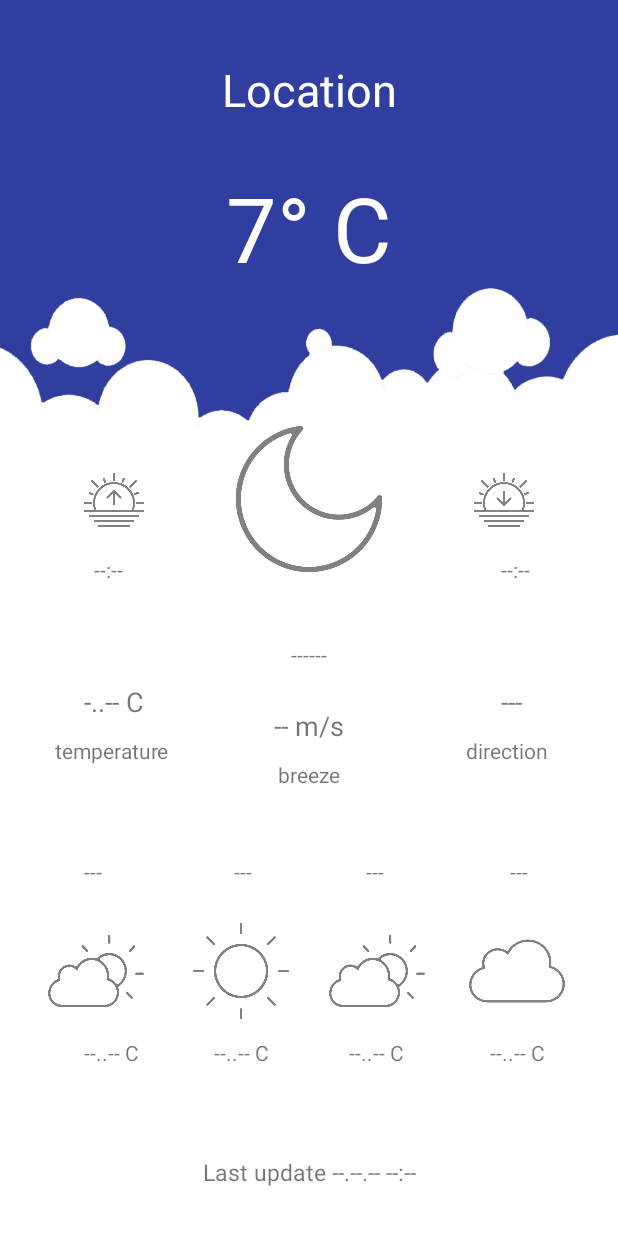
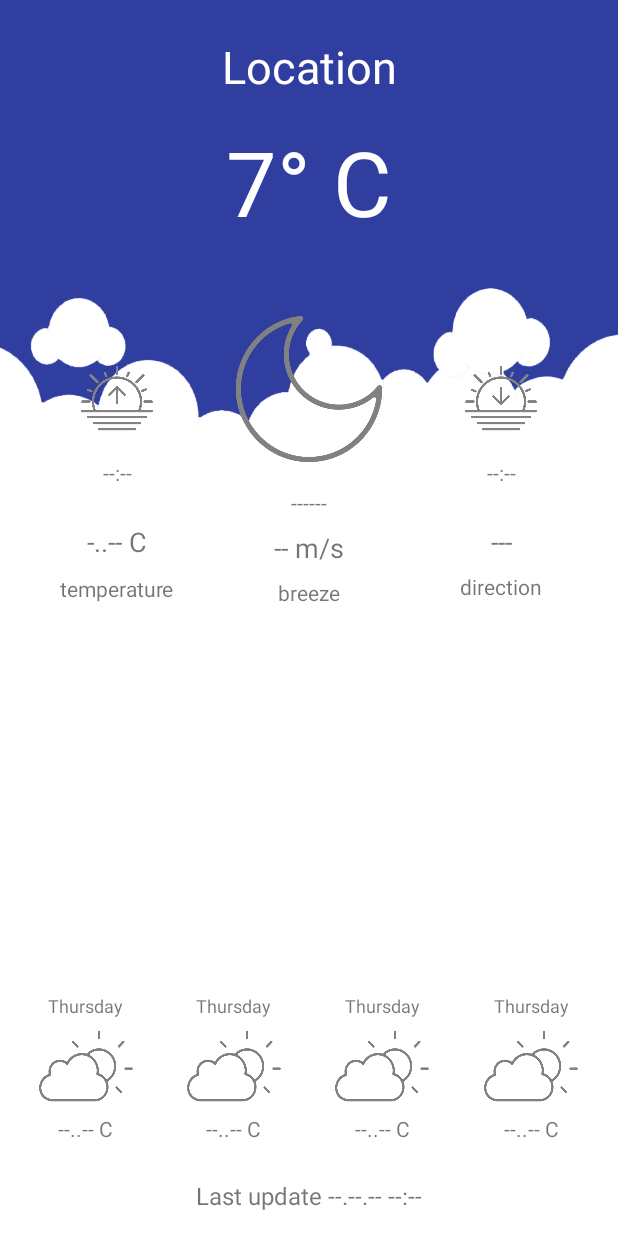
Before and after one commit to MihaiCapra/WeatherApp, an Android app: the layout activity_main.xml on its own in the app's theme, with its tools: preview values and no code run, on a phone screen of 412 x 824 dp. Run offline under Robolectric (Android 15) with nearby library versions, the phone set to English and light mode, and no system bars.

Commit message:
refactor design layout, request data from json

```diff
--- a/app/build.gradle
+++ b/app/build.gradle
@@ -24,6 +24,12 @@ dependencies {
     implementation 'com.android.support.constraint:constraint-layout:1.0.2'
     implementation 'io.nlopez.smartlocation:library:3.3.3'
     implementation 'com.google.android.gms:play-services-location:11.4.2'
+    implementation 'com.squareup.retrofit2:retrofit:2.3.0'
+    implementation 'com.squareup.retrofit2:converter-gson:2.3.0'
+    implementation 'com.google.code.gson:gson:2.8.2'
+    implementation 'com.squareup.okhttp3:okhttp:3.9.1'
+    implementation 'com.squareup.okhttp3:logging-interceptor:3.9.0'
+    implementation 'com.github.ankitdubey021:GPSTracker:1.1'
     testImplementation 'junit:junit:4.12'
     androidTestImplementation 'com.android.support.test:runner:1.0.1'
     androidTestImplementation 'com.android.support.test.espresso:espresso-core:3.0.1'
--- a/app/src/main/res/layout/activity_main.xml
+++ b/app/src/main/res/layout/activity_main.xml
@@ -21,332 +21,321 @@
         android:id="@+id/location"
         android:layout_width="wrap_content"
         android:layout_height="wrap_content"
+        android:layout_marginEnd="8dp"
+        android:layout_marginStart="8dp"
+        android:layout_marginTop="24dp"
         android:text="@string/location"
         android:textColor="#ffffff"
         android:textSize="30sp"
-        app:layout_constraintBottom_toBottomOf="parent"
-        app:layout_constraintLeft_toLeftOf="parent"
-        app:layout_constraintRight_toRightOf="parent"
-        app:layout_constraintTop_toTopOf="parent"
-        app:layout_constraintVertical_bias="0.050000012" />
+        app:layout_constraintEnd_toEndOf="parent"
+        app:layout_constraintStart_toStartOf="parent"
+        app:layout_constraintTop_toTopOf="parent" />
 
     <TextView
         android:id="@+id/temperature"
         android:layout_width="wrap_content"
         android:layout_height="wrap_content"
+        android:layout_marginEnd="8dp"
+        android:layout_marginStart="8dp"
+        android:layout_marginTop="16dp"
         android:text="@string/_7_u00b0_c"
         android:textColor="#ffffff"
         android:textSize="60sp"
-        app:layout_constraintBottom_toBottomOf="parent"
-        app:layout_constraintLeft_toLeftOf="parent"
-        app:layout_constraintRight_toRightOf="parent"
-        app:layout_constraintTop_toTopOf="parent"
-        app:layout_constraintVertical_bias="0.15" />
+        app:layout_constraintEnd_toEndOf="parent"
+        app:layout_constraintStart_toStartOf="parent"
+        app:layout_constraintTop_toBottomOf="@+id/location" />
 
     <ImageView
         android:id="@+id/today_icon"
         android:layout_width="100dp"
         android:layout_height="100dp"
+        android:layout_marginEnd="8dp"
+        android:layout_marginStart="8dp"
+        android:layout_marginTop="48dp"
         android:contentDescription="@string/app_name"
         android:src="@drawable/moon"
-        app:layout_constraintBottom_toBottomOf="parent"
-        app:layout_constraintLeft_toLeftOf="parent"
-        app:layout_constraintRight_toRightOf="parent"
-        app:layout_constraintTop_toTopOf="parent"
-        app:layout_constraintVertical_bias="0.39" />
+        app:layout_constraintEnd_toEndOf="parent"
+        app:layout_constraintStart_toStartOf="parent"
+        app:layout_constraintTop_toBottomOf="@+id/temperature" />
 
 
     <ImageView
         android:id="@+id/sunrise_icon"
-        android:layout_width="40dp"
-        android:layout_height="40dp"
+        android:layout_width="48dp"
+        android:layout_height="48dp"
+        android:layout_marginEnd="8dp"
+        android:layout_marginStart="8dp"
+        android:layout_marginTop="32dp"
         android:contentDescription="@string/app_name"
         android:src="@drawable/sunrise"
-        app:layout_constraintBottom_toBottomOf="parent"
-        app:layout_constraintHorizontal_bias="0.15"
-        app:layout_constraintLeft_toLeftOf="parent"
-        app:layout_constraintRight_toRightOf="parent"
-        app:layout_constraintTop_toTopOf="parent"
-        app:layout_constraintVertical_bias="0.4" />
+        app:layout_constraintEnd_toStartOf="@+id/today_icon"
+        app:layout_constraintStart_toStartOf="parent"
+        app:layout_constraintTop_toTopOf="@+id/today_icon" />
 
     <TextView
         android:id="@+id/sunrise_time"
         android:layout_width="wrap_content"
         android:layout_height="wrap_content"
+        android:layout_marginEnd="8dp"
+        android:layout_marginStart="8dp"
+        android:layout_marginTop="16dp"
         android:text="@string/time"
-        app:layout_constraintBottom_toBottomOf="parent"
-        app:layout_constraintHorizontal_bias="0.16"
-        app:layout_constraintLeft_toLeftOf="parent"
-        app:layout_constraintRight_toRightOf="parent"
-        app:layout_constraintTop_toTopOf="parent"
-        app:layout_constraintVertical_bias="0.46" />
+        app:layout_constraintEnd_toEndOf="@+id/sunrise_icon"
+        app:layout_constraintStart_toStartOf="@+id/sunrise_icon"
+        app:layout_constraintTop_toBottomOf="@+id/sunrise_icon" />
 
     <ImageView
         android:id="@+id/sunset_icon"
-        android:layout_width="40dp"
-        android:layout_height="40dp"
+        android:layout_width="48dp"
+        android:layout_height="48dp"
+        android:layout_marginEnd="8dp"
+        android:layout_marginStart="8dp"
+        android:layout_marginTop="32dp"
         android:contentDescription="@string/app_name"
         android:src="@drawable/sunset"
-        app:layout_constraintBottom_toBottomOf="parent"
-        app:layout_constraintHorizontal_bias="0.85"
-        app:layout_constraintLeft_toLeftOf="parent"
-        app:layout_constraintRight_toRightOf="parent"
-        app:layout_constraintTop_toTopOf="parent"
-        app:layout_constraintVertical_bias="0.4" />
+        app:layout_constraintEnd_toEndOf="parent"
+        app:layout_constraintStart_toEndOf="@+id/today_icon"
+        app:layout_constraintTop_toTopOf="@+id/today_icon" />
 
     <TextView
         android:id="@+id/sunset_time"
         android:layout_width="wrap_content"
         android:layout_height="wrap_content"
+        android:layout_marginEnd="8dp"
+        android:layout_marginStart="8dp"
+        android:layout_marginTop="16dp"
         android:text="@string/time_1"
-        app:layout_constraintBottom_toBottomOf="parent"
-        app:layout_constraintHorizontal_bias="0.85"
-        app:layout_constraintLeft_toLeftOf="parent"
-        app:layout_constraintRight_toRightOf="parent"
-        app:layout_constraintTop_toTopOf="parent"
-        app:layout_constraintVertical_bias="0.46" />
+        app:layout_constraintEnd_toEndOf="@+id/sunset_icon"
+        app:layout_constraintStart_toStartOf="@+id/sunset_icon"
+        app:layout_constraintTop_toBottomOf="@+id/sunset_icon" />
 
     <TextView
         android:id="@+id/today_text"
         android:layout_width="wrap_content"
         android:layout_height="wrap_content"
+        android:layout_marginEnd="8dp"
+        android:layout_marginStart="8dp"
+        android:layout_marginTop="16dp"
         android:text="@string/last_updated"
-        app:layout_constraintBottom_toBottomOf="parent"
-        app:layout_constraintLeft_toLeftOf="parent"
-        app:layout_constraintRight_toRightOf="parent"
-        app:layout_constraintTop_toTopOf="parent"
-        app:layout_constraintVertical_bias="0.53" />
+        app:layout_constraintEnd_toEndOf="@+id/today_icon"
+        app:layout_constraintStart_toStartOf="@+id/today_icon"
+        app:layout_constraintTop_toBottomOf="@+id/today_icon" />
 
     <TextView
-        android:id="@+id/today_temperature"
+        android:id="@+id/today_min_max_temp_txt"
+        android:layout_width="wrap_content"
+        android:layout_height="26dp"
+        android:layout_marginTop="24dp"
+        android:text="@string/c"
+        android:textSize="18sp"
+        app:layout_constraintEnd_toEndOf="@+id/sunrise_icon"
+        app:layout_constraintStart_toStartOf="@+id/sunrise_icon"
+        app:layout_constraintTop_toBottomOf="@+id/sunrise_time" />
+
+    <TextView
+        android:id="@+id/today_temperature_txt_const"
         android:layout_width="wrap_content"
         android:layout_height="wrap_content"
-        android:text="@string/c"
-        android:textSize="18sp"
-        app:layout_constraintBottom_toBottomOf="parent"
-        app:layout_constraintHorizontal_bias="0.15"
-        app:layout_constraintLeft_toLeftOf="parent"
-        app:layout_constraintRight_toRightOf="parent"
-        app:layout_constraintTop_toTopOf="parent"
-        app:layout_constraintVertical_bias="0.57" />
+        android:layout_marginTop="8dp"
+        android:text="@string/temperature"
+        app:layout_constraintEnd_toEndOf="@+id/sunrise_icon"
+        app:layout_constraintStart_toStartOf="@+id/sunrise_icon"
+        app:layout_constraintTop_toBottomOf="@+id/today_min_max_temp_txt" />
 
     <TextView
+        android:id="@+id/wind_speed_txt"
         android:layout_width="wrap_content"
         android:layout_height="wrap_content"
-        android:text="@string/temperature"
-        app:layout_constraintBottom_toBottomOf="parent"
-        app:layout_constraintHorizontal_bias="0.11"
-        app:layout_constraintLeft_toLeftOf="parent"
-        app:layout_constraintRight_toRightOf="parent"
-        app:layout_constraintTop_toTopOf="parent"
-        app:layout_constraintVertical_bias="0.61" />
+        android:layout_marginEnd="8dp"
+        android:layout_marginStart="8dp"
+        android:layout_marginTop="8dp"
+        android:text="@string/wind_speed"
+        android:textSize="18sp"
+        app:layout_constraintEnd_toEndOf="@+id/today_icon"
+        app:layout_constraintStart_toStartOf="@+id/today_icon"
+        app:layout_constraintTop_toBottomOf="@+id/today_text" />
 
     <TextView
-        android:id="@+id/breeze_value"
+        android:id="@+id/breeze_const_text"
         android:layout_width="wrap_content"
         android:layout_height="wrap_content"
-        android:text="@string/wind_speed"
-        android:textSize="18sp"
-        app:layout_constraintBottom_toBottomOf="parent"
-        app:layout_constraintLeft_toLeftOf="parent"
-        app:layout_constraintRight_toRightOf="parent"
-        app:layout_constraintTop_toTopOf="parent"
-        app:layout_constraintVertical_bias="0.59" />
-
-    <TextView
-        android:id="@+id/breeze"
-        android:layout_width="wrap_content"
-        android:layout_height="wrap_content"
+        android:layout_marginEnd="8dp"
+        android:layout_marginStart="8dp"
+        android:layout_marginTop="8dp"
         android:text="@string/breeze"
-        app:layout_constraintBottom_toBottomOf="parent"
-        app:layout_constraintLeft_toLeftOf="parent"
-        app:layout_constraintRight_toRightOf="parent"
-        app:layout_constraintTop_toTopOf="parent"
-        app:layout_constraintVertical_bias="0.63" />
+        app:layout_constraintEnd_toEndOf="@+id/today_icon"
+        app:layout_constraintStart_toStartOf="@+id/today_icon"
+        app:layout_constraintTop_toBottomOf="@+id/wind_speed_txt" />
 
     <TextView
         android:id="@+id/wind_direction"
         android:layout_width="wrap_content"
         android:layout_height="wrap_content"
+        android:layout_marginEnd="8dp"
+        android:layout_marginStart="8dp"
+        android:layout_marginTop="24dp"
         android:text="@string/updated_1"
         android:textSize="18sp"
-        app:layout_constraintBottom_toBottomOf="parent"
-        app:layout_constraintHorizontal_bias="0.84"
-        app:layout_constraintLeft_toLeftOf="parent"
-        app:layout_constraintRight_toRightOf="parent"
-        app:layout_constraintTop_toTopOf="parent"
-        app:layout_constraintVertical_bias="0.57" />
+        app:layout_constraintEnd_toEndOf="@+id/sunset_icon"
+        app:layout_constraintStart_toStartOf="@+id/sunset_icon"
+        app:layout_constraintTop_toBottomOf="@+id/sunset_time" />
 
     <TextView
+        android:id="@+id/wind_direction_txt"
         android:layout_width="wrap_content"
         android:layout_height="wrap_content"
+        android:layout_marginTop="8dp"
         android:text="@string/wind_direction"
-        app:layout_constraintBottom_toBottomOf="parent"
-        app:layout_constraintHorizontal_bias="0.87"
-        app:layout_constraintLeft_toLeftOf="parent"
-        app:layout_constraintRight_toRightOf="parent"
-        app:layout_constraintTop_toTopOf="parent"
-        app:layout_constraintVertical_bias="0.61" />
+        app:layout_constraintEnd_toEndOf="@+id/sunset_icon"
+        app:layout_constraintStart_toStartOf="@+id/sunset_icon"
+        app:layout_constraintTop_toBottomOf="@+id/wind_direction" />
+
+
+    <LinearLayout
+        android:id="@+id/horizontal_layout_days"
+        android:layout_width="match_parent"
+        android:layout_height="wrap_content"
+        android:layout_marginBottom="24dp"
+        android:layout_marginEnd="8dp"
+        android:layout_marginStart="8dp"
+        android:baselineAligned="false"
+        android:orientation="horizontal"
+        app:layout_constraintBottom_toTopOf="@+id/last_updated_txt"
+        app:layout_constraintEnd_toEndOf="parent"
+        app:layout_constraintStart_toStartOf="parent">
+
+        <LinearLayout
+            android:layout_width="0dp"
+            android:layout_height="match_parent"
+            android:layout_weight="1"
+            android:orientation="vertical">
 
             <TextView
-        android:id="@+id/day1"
+                android:id="@+id/day1_txt"
                 android:layout_width="wrap_content"
                 android:layout_height="wrap_content"
-        android:text="@string/space_1"
-        app:layout_constraintBottom_toBottomOf="parent"
-        app:layout_constraintHorizontal_bias="0.14"
-        app:layout_constraintLeft_toLeftOf="parent"
-        app:layout_constraintRight_toRightOf="parent"
-        app:layout_constraintTop_toTopOf="parent"
-        app:layout_constraintVertical_bias="0.71" />
-
+                android:layout_gravity="center_horizontal"
+                android:textSize="12sp"
+                tools:text="Thursday" />
 
             <ImageView
                 android:id="@+id/day1_icon"
-        android:layout_width="65dp"
-        android:layout_height="65dp"
+                android:layout_width="64dp"
+                android:layout_height="64dp"
+                android:layout_gravity="center_horizontal"
                 android:contentDescription="@string/app_name"
-        android:src="@drawable/cloudyday"
-        app:layout_constraintBottom_toBottomOf="parent"
-        app:layout_constraintHorizontal_bias="0.09"
-        app:layout_constraintLeft_toLeftOf="parent"
-        app:layout_constraintRight_toRightOf="parent"
-        app:layout_constraintTop_toTopOf="parent"
-        app:layout_constraintVertical_bias="0.81" />
+                android:src="@drawable/cloudyday" />
 
             <TextView
                 android:id="@+id/day1_temperature"
                 android:layout_width="wrap_content"
                 android:layout_height="wrap_content"
-        android:text="@string/day1_temp"
-        app:layout_constraintBottom_toBottomOf="parent"
-        app:layout_constraintHorizontal_bias="0.15"
-        app:layout_constraintLeft_toLeftOf="parent"
-        app:layout_constraintRight_toRightOf="parent"
-        app:layout_constraintTop_toTopOf="parent"
-        app:layout_constraintVertical_bias="0.86" />
+                android:layout_gravity="center_horizontal"
+                android:text="@string/day1_temp" />
+        </LinearLayout>
+
+        <LinearLayout
+            android:layout_width="0dp"
+            android:layout_height="match_parent"
+            android:layout_weight="1"
+            android:orientation="vertical">
 
             <TextView
-        android:id="@+id/day2"
+                android:id="@+id/day2_txt"
                 android:layout_width="wrap_content"
                 android:layout_height="wrap_content"
-        android:text="@string/day2"
-        app:layout_constraintBottom_toBottomOf="parent"
-        app:layout_constraintHorizontal_bias="0.39"
-        app:layout_constraintLeft_toLeftOf="parent"
-        app:layout_constraintRight_toRightOf="parent"
-        app:layout_constraintTop_toTopOf="parent"
-        app:layout_constraintVertical_bias="0.71" />
+                android:layout_gravity="center_horizontal"
+                android:textSize="12sp"
+                tools:text="Thursday" />
 
             <ImageView
                 android:id="@+id/day2_icon"
-        android:layout_width="65dp"
-        android:layout_height="65dp"
+                android:layout_width="64dp"
+                android:layout_height="64dp"
+                android:layout_gravity="center_horizontal"
                 android:contentDescription="@string/app_name"
-        android:src="@drawable/sunny"
-        app:layout_constraintBottom_toBottomOf="parent"
-        app:layout_constraintHorizontal_bias="0.37"
-        app:layout_constraintLeft_toLeftOf="parent"
-        app:layout_constraintRight_toRightOf="parent"
-        app:layout_constraintTop_toTopOf="parent"
-        app:layout_constraintVertical_bias="0.81" />
+                android:src="@drawable/cloudyday" />
 
             <TextView
-        android:id="@+id/day3"
+                android:id="@+id/day2_temperature"
                 android:layout_width="wrap_content"
                 android:layout_height="wrap_content"
-        android:text="@string/day3"
-        app:layout_constraintBottom_toBottomOf="parent"
-        app:layout_constraintHorizontal_bias="0.61"
-        app:layout_constraintLeft_toLeftOf="parent"
-        app:layout_constraintRight_toRightOf="parent"
-        app:layout_constraintTop_toTopOf="parent"
-        app:layout_constraintVertical_bias="0.71" />
+                android:layout_gravity="center_horizontal"
+                android:text="@string/day1_temp" />
+        </LinearLayout>
+
+        <LinearLayout
+            android:layout_width="0dp"
+            android:layout_height="match_parent"
+            android:layout_weight="1"
+            android:orientation="vertical">
+
+            <TextView
+                android:id="@+id/day3_txt"
+                android:layout_width="wrap_content"
+                android:layout_height="wrap_content"
+                android:layout_gravity="center_horizontal"
+                android:textSize="12sp"
+                tools:text="Thursday" />
 
             <ImageView
                 android:id="@+id/day3_icon"
-        android:layout_width="65dp"
-        android:layout_height="65dp"
+                android:layout_width="64dp"
+                android:layout_height="64dp"
+                android:layout_gravity="center_horizontal"
                 android:contentDescription="@string/app_name"
-        android:src="@drawable/cloudyday"
-        app:layout_constraintBottom_toBottomOf="parent"
-        app:layout_constraintHorizontal_bias="0.63"
-        app:layout_constraintLeft_toLeftOf="parent"
-        app:layout_constraintRight_toRightOf="parent"
-        app:layout_constraintTop_toTopOf="parent"
-        app:layout_constraintVertical_bias="0.81" />
+                android:src="@drawable/cloudyday" />
 
             <TextView
                 android:id="@+id/day3_temperature"
                 android:layout_width="wrap_content"
                 android:layout_height="wrap_content"
-        android:text="@string/day3_temp"
-        app:layout_constraintBottom_toBottomOf="parent"
-        app:layout_constraintHorizontal_bias="0.62"
-        app:layout_constraintLeft_toLeftOf="parent"
-        app:layout_constraintRight_toRightOf="parent"
-        app:layout_constraintTop_toTopOf="parent"
-        app:layout_constraintVertical_bias="0.86" />
+                android:layout_gravity="center_horizontal"
+                android:text="@string/day1_temp" />
+        </LinearLayout>
+
+        <LinearLayout
+            android:layout_width="0dp"
+            android:layout_height="match_parent"
+            android:layout_weight="1"
+            android:orientation="vertical">
 
             <TextView
-        android:id="@+id/day4"
+                android:id="@+id/day4_txt"
                 android:layout_width="wrap_content"
                 android:layout_height="wrap_content"
-        android:text="@string/day4"
-        app:layout_constraintBottom_toBottomOf="parent"
-        app:layout_constraintHorizontal_bias="0.85"
-        app:layout_constraintLeft_toLeftOf="parent"
-        app:layout_constraintRight_toRightOf="parent"
-        app:layout_constraintTop_toTopOf="parent"
-        app:layout_constraintVertical_bias="0.71" />
+                android:layout_gravity="center_horizontal"
+                android:textSize="12sp"
+                tools:text="Thursday" />
 
             <ImageView
                 android:id="@+id/day4_icon"
-        android:layout_width="65dp"
-        android:layout_height="65dp"
+                android:layout_width="64dp"
+                android:layout_height="64dp"
+                android:layout_gravity="center_horizontal"
                 android:contentDescription="@string/app_name"
-        android:src="@drawable/cloudoutline"
-        app:layout_constraintBottom_toBottomOf="parent"
-        app:layout_constraintHorizontal_bias="0.9"
-        app:layout_constraintLeft_toLeftOf="parent"
-        app:layout_constraintRight_toRightOf="parent"
-        app:layout_constraintTop_toTopOf="parent"
-        app:layout_constraintVertical_bias="0.81" />
-
-    <TextView
-        android:id="@+id/day2_temperature"
-        android:layout_width="wrap_content"
-        android:layout_height="wrap_content"
-        android:text="@string/day2_temp"
-        app:layout_constraintBottom_toBottomOf="parent"
-        app:layout_constraintHorizontal_bias="0.38"
-        app:layout_constraintLeft_toLeftOf="parent"
-        app:layout_constraintRight_toRightOf="parent"
-        app:layout_constraintTop_toTopOf="parent"
-        app:layout_constraintVertical_bias="0.86" />
+                android:src="@drawable/cloudyday" />
 
             <TextView
                 android:id="@+id/day4_temperature"
                 android:layout_width="wrap_content"
                 android:layout_height="wrap_content"
-        android:text="@string/day4_temp"
-        app:layout_constraintBottom_toBottomOf="parent"
-        app:layout_constraintHorizontal_bias="0.87"
-        app:layout_constraintLeft_toLeftOf="parent"
-        app:layout_constraintRight_toRightOf="parent"
-        app:layout_constraintTop_toTopOf="parent"
-        app:layout_constraintVertical_bias="0.86" />
+                android:layout_gravity="center_horizontal"
+                android:text="@string/day1_temp" />
+        </LinearLayout>
+    </LinearLayout>
 
     <TextView
-        android:id="@+id/textView8"
+        android:id="@+id/last_updated_txt"
         android:layout_width="wrap_content"
         android:layout_height="wrap_content"
+        android:layout_marginBottom="16dp"
+        android:layout_marginEnd="8dp"
+        android:layout_marginStart="8dp"
         android:text="@string/last_update"
-        android:textSize="15sp"
+        android:textSize="16sp"
         app:layout_constraintBottom_toBottomOf="parent"
-        app:layout_constraintLeft_toLeftOf="parent"
-        app:layout_constraintRight_toRightOf="parent"
-        app:layout_constraintTop_toTopOf="parent"
-        app:layout_constraintVertical_bias="0.96" />
+        app:layout_constraintEnd_toEndOf="parent"
+        app:layout_constraintStart_toStartOf="parent" />
 
 </android.support.constraint.ConstraintLayout>
--- a/build.gradle
+++ b/build.gradle
@@ -19,6 +19,7 @@ allprojects {
     repositories {
         google()
         jcenter()
+        maven { url 'https://jitpack.io' }
     }
 }
 
```
Also changed, not shown: app/src/main/java/dev/capra/mihai/weatherapp/activities/MainActivity.java (+46 -11 lines), app/src/main/java/dev/capra/mihai/weatherapp/interfaces/OpenWeatherInterface.java (added, +14 -0 lines), app/src/main/java/dev/capra/mihai/weatherapp/models/NextDay.java (added, +68 -0 lines), app/src/main/java/dev/capra/mihai/weatherapp/models/WeatherData.java (added, +135 -0 lines), app/src/main/java/dev/capra/mihai/weatherapp/network/ApiClient.java (added, +23 -0 lines), app/src/main/java/dev/capra/mihai/weatherapp/utils/URLData.java (added, +14 -0 lines). Lines whose indentation alone changed are shown as unchanged.
